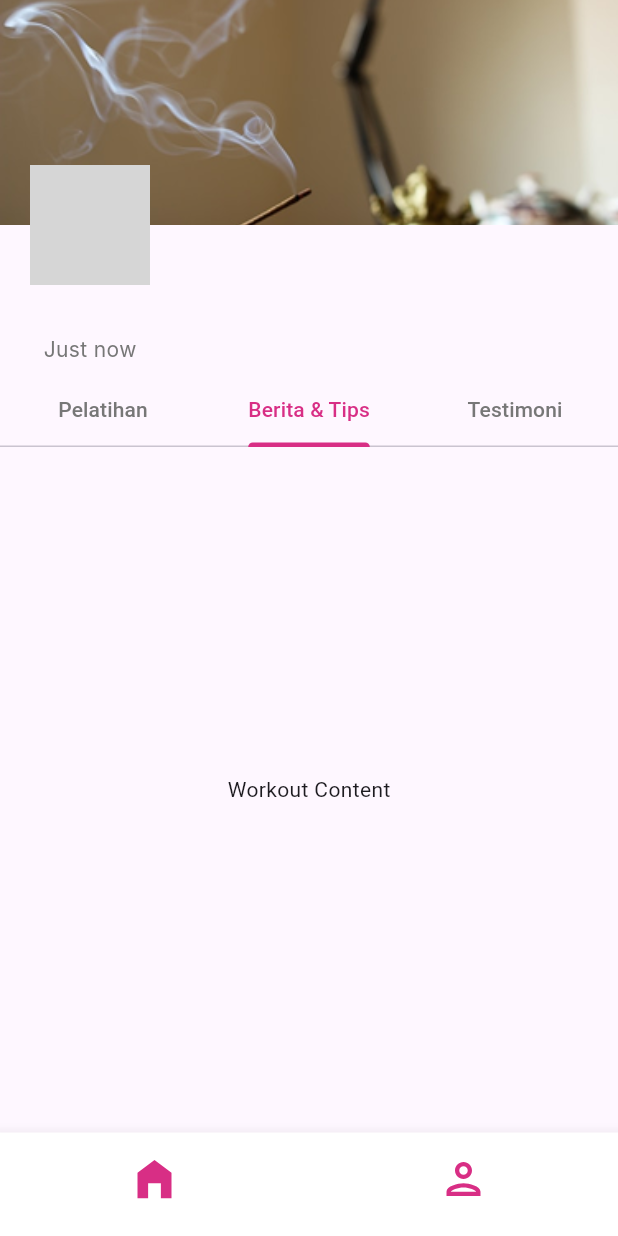
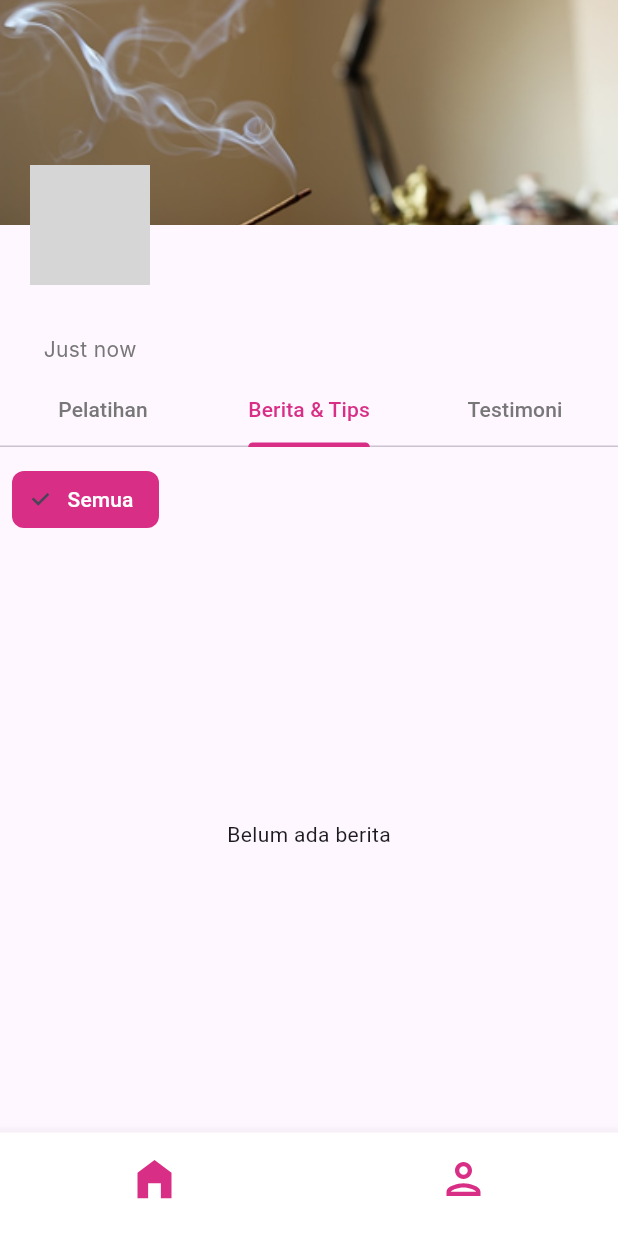
Before and after one commit to galihtra/fitmom_guide, a Flutter app: the screen it shows once a user with an empty profile is signed in, tab 2 chosen, on a phone screen of 412 x 824 dp. Run offline on Flutter 3.47's test engine with Material 3 defaults, Android fonts, the phone set to English and light mode, and no system bars; our stand-ins replace cloud_firestore, firebase_auth, firebase_core, firebase_storage, flutter_svg, image_picker; accounts and stored records are empty; network calls fail; Roboto replaces fonts that are missing (Inter); grey boxes are pictures that could not be loaded.

Commit message:
add news list screen

```diff
--- /dev/null
+++ b/lib/data/model/category/category_news_model.dart
@@ -0,0 +1,15 @@
+class CategoryNewsModel {
+  final String id;
+  final String category;
+
+  CategoryNewsModel({required this.id, required this.category});
+
+  Map<String, dynamic> toMap() => {'category': category};
+
+  factory CategoryNewsModel.fromMap(String id, Map<String, dynamic> map) {
+    return CategoryNewsModel(
+      id: id,
+      category: map['category'] ?? '',
+    );
+  }
+}
--- /dev/null
+++ b/lib/data/model/news/news_model.dart
@@ -0,0 +1,43 @@
+// news_model.dart
+class NewsModel {
+  final String id;
+  final String imageUrl;
+  final String category;
+  final String title;
+  final String content;
+  final String author;
+  final DateTime publishDate;
+
+  NewsModel({
+    required this.id,
+    required this.imageUrl,
+    required this.category,
+    required this.title,
+    required this.content,
+    required this.author,
+    required this.publishDate,
+  });
+
+  Map<String, dynamic> toMap() {
+    return {
+      'imageUrl': imageUrl,
+      'category': category,
+      'title': title,
+      'content': content,
+      'author': author,
+      'publishDate': publishDate.toIso8601String(),
+    };
+  }
+
+  factory NewsModel.fromMap(String id, Map<String, dynamic> map) {
+    return NewsModel(
+      id: id,
+      imageUrl: map['imageUrl'] ?? '',
+      category: map['category'] ?? '',
+      title: map['title'] ?? '',
+      content: map['content'] ?? '',
+      author: map['author'] ?? '',
+      publishDate: DateTime.parse(map['publishDate'] ?? DateTime.now().toIso8601String()),
+    );
+  }
+}
--- a/lib/presentation/screen/auth/registration/register_screen.dart
+++ b/lib/presentation/screen/auth/registration/register_screen.dart
@@ -66,9 +66,9 @@ class _RegisterScreenState extends State<RegisterScreen> {
       String? profileImageUrl = await _uploadImage(userCredential.user!);
 
       await _firestore.collection("users").doc(userCredential.user!.uid).set({
-        "name": nameController.text,
-        "email": emailController.text,
-        "phone": phoneController.text,
+        "name": nameController.text.trim(),
+        "email": emailController.text.trim(),
+        "phone": phoneController.text.trim(),
         "birthdate": birthdateController.text,
         "profileImage": profileImageUrl,
         "isAdmin": false,
--- a/lib/presentation/screen/home/home_screen.dart
+++ b/lib/presentation/screen/home/home_screen.dart
@@ -2,6 +2,7 @@ import 'package:cloud_firestore/cloud_firestore.dart';
 import 'package:firebase_auth/firebase_auth.dart';
 import 'package:fitmom_guide/core/utils/dimensions.dart';
 import 'package:fitmom_guide/core/utils/my_strings.dart';
+import 'package:fitmom_guide/presentation/screen/news/news_list_screen.dart';
 import 'package:flutter/material.dart';
 import '../../../core/utils/my_color.dart';
 import '../../../core/utils/my_images.dart';
@@ -135,7 +136,7 @@ class _HomeScreenState extends State<HomeScreen> {
               child: TabBarView(
                 children: [
                   Center(child: Text("Home Content")),
-                  Center(child: Text("Workout Content")),
+                  NewsListScreen(),
                   Center(child: Text("Profile Content")),
                 ],
               ),
--- /dev/null
+++ b/lib/presentation/screen/news/news_list_screen.dart
@@ -0,0 +1,116 @@
+
+import 'package:flutter/material.dart';
+import '../../../core/utils/dimensions.dart';
+import '../../../data/model/news/news_model.dart';
+import '../../../data/services/news/news_service.dart';
+import '../../../data/services/category_news/category_news_service.dart';
+import 'widget/category_filter_widget.dart';
+import 'widget/news_card_widget.dart';
+
+class NewsListScreen extends StatefulWidget {
+  const NewsListScreen({super.key});
+
+  @override
+  _NewsListScreenState createState() => _NewsListScreenState();
+}
+
+class _NewsListScreenState extends State<NewsListScreen> {
+  final NewsService _newsService = NewsService();
+  final CategoryNewsService _categoryService = CategoryNewsService();
+  String? _selectedCategory;
+
+  @override
+  Widget build(BuildContext context) {
+    return Scaffold(
+      body: Padding(
+        padding: const EdgeInsets.only(top: Dimensions.space10),
+        child: Column(
+          children: [
+            CategoryFilterWidget(
+              categoryService: _categoryService,
+              onCategorySelected: (category) {
+                setState(() {
+                  _selectedCategory = category;
+                });
+              },
+            ),
+            Expanded(
+              child: StreamBuilder<List<NewsModel>>(
+                stream: _newsService.getNewsList(),
+                builder: (context, snapshot) {
+                  if (snapshot.connectionState == ConnectionState.waiting) {
+                    return const Center(child: CircularProgressIndicator());
+                  }
+
+                  if (!snapshot.hasData || snapshot.data!.isEmpty) {
+                    return const Center(child: Text("Belum ada berita"));
+                  }
+
+                  final newsList = snapshot.data!;
+                  final filteredNews = _selectedCategory == null
+                      ? newsList
+                      : newsList
+                          .where((news) => news.category == _selectedCategory)
+                          .toList();
+
+                  return ListView.builder(
+                    padding:
+                        const EdgeInsets.symmetric(horizontal: 16, vertical: 8),
+                    itemCount: filteredNews.length,
+                    itemBuilder: (context, index) {
+                      final news = filteredNews[index];
+
+                      return Dismissible(
+                        key: Key(news.id),
+                        direction: DismissDirection.endToStart,
+                        background: Container(
+                          alignment: Alignment.centerRight,
+                          padding: const EdgeInsets.symmetric(horizontal: 20),
+                          color: Colors.red,
+                          child: const Icon(Icons.delete, color: Colors.white),
+                        ),
+                        confirmDismiss: (direction) async {
+                          return await _showDeleteConfirmationDialog(context);
+                        },
+                        onDismissed: (direction) async {
+                          await _newsService.deleteNews(news.id);
+
+                          ScaffoldMessenger.of(context).showSnackBar(
+                            SnackBar(
+                                content: Text(
+                                    "Berita '${news.title}' berhasil dihapus")),
+                          );
+                        },
+                        child: NewsCardWidget(news: news),
+                      );
+                    },
+                  );
+                },
+              ),
+            ),
+          ],
+        ),
+      ),
+    );
+  }
+}
+
+Future<bool?> _showDeleteConfirmationDialog(BuildContext context) async {
+  return showDialog<bool>(
+    context: context,
+    builder: (context) => AlertDialog(
+      title: const Text("Konfirmasi Hapus"),
+      content: const Text("Apakah Anda yakin ingin menghapus berita ini?"),
+      actions: [
+        TextButton(
+          onPressed: () => Navigator.of(context).pop(false),
+          child: const Text("Batal"),
+        ),
+        TextButton(
+          onPressed: () => Navigator.of(context).pop(true),
+          child: const Text("Hapus"),
+        ),
+      ],
+    ),
+  );
+}
--- /dev/null
+++ b/lib/presentation/screen/news/widget/category_filter_widget.dart
@@ -0,0 +1,77 @@
+import 'package:flutter/material.dart';
+import '../../../../core/utils/my_color.dart';
+import '../../../../data/model/category/category_news_model.dart';
+import '../../../../data/services/category_news/category_news_service.dart';
+
+class CategoryFilterWidget extends StatefulWidget {
+  final CategoryNewsService categoryService;
+  final Function(String?) onCategorySelected;
+
+  const CategoryFilterWidget({
+    super.key,
+    required this.categoryService,
+    required this.onCategorySelected,
+  });
+
+  @override
+  _CategoryFilterWidgetState createState() => _CategoryFilterWidgetState();
+}
+
+class _CategoryFilterWidgetState extends State<CategoryFilterWidget> {
+  String? _selectedCategory;
+
+  @override
+  Widget build(BuildContext context) {
+    return SizedBox(
+      height: 50,
+      child: StreamBuilder<List<CategoryNewsModel>>(
+        stream: widget.categoryService.getCategories(),
+        builder: (context, snapshot) {
+          if (!snapshot.hasData) {
+            return const Center(child: CircularProgressIndicator());
+          }
+
+          final categories = snapshot.data!;
+          return ListView(
+            scrollDirection: Axis.horizontal,
+            children: [
+              Padding(
+                padding: const EdgeInsets.symmetric(horizontal: 8.0),
+                child: ChoiceChip(
+                  label: const Text("Semua"),
+                  selected: _selectedCategory == null,
+                  selectedColor: MyColor.secondaryColor,
+                  labelStyle: TextStyle(
+                    color:
+                        _selectedCategory == null ? Colors.white : Colors.black,
+                  ),
+                  onSelected: (_) {
+                    setState(() => _selectedCategory = null);
+                    widget.onCategorySelected(null);
+                  },
+                ),
+              ),
+              ...categories.map((category) => Padding(
+                    padding: const EdgeInsets.symmetric(horizontal: 8.0),
+                    child: ChoiceChip(
+                      label: Text(category.category),
+                      selected: _selectedCategory == category.category,
+                      selectedColor: MyColor.secondaryColor,
+                      labelStyle: TextStyle(
+                        color: _selectedCategory == category.category
+                            ? Colors.white
+                            : Colors.black,
+                      ),
+                      onSelected: (_) {
+                        setState(() => _selectedCategory = category.category);
+                        widget.onCategorySelected(category.category);
+                      },
+                    ),
+                  )),
+            ],
+          );
+        },
+      ),
+    );
+  }
+}
```
Also changed, not shown: lib/data/services/category_news/category_news_service.dart (added, +31 -0 lines), lib/data/services/news/news_service.dart (added, +40 -0 lines), lib/presentation/screen/news/details_news/news_detail_screen.dart (added, +63 -0 lines), lib/presentation/screen/news/widget/news_card_widget.dart (added, +91 -0 lines), assets/icon/add.svg (added), assets/icon/add_category.svg (added), assets/icon/add_news.svg (added).
